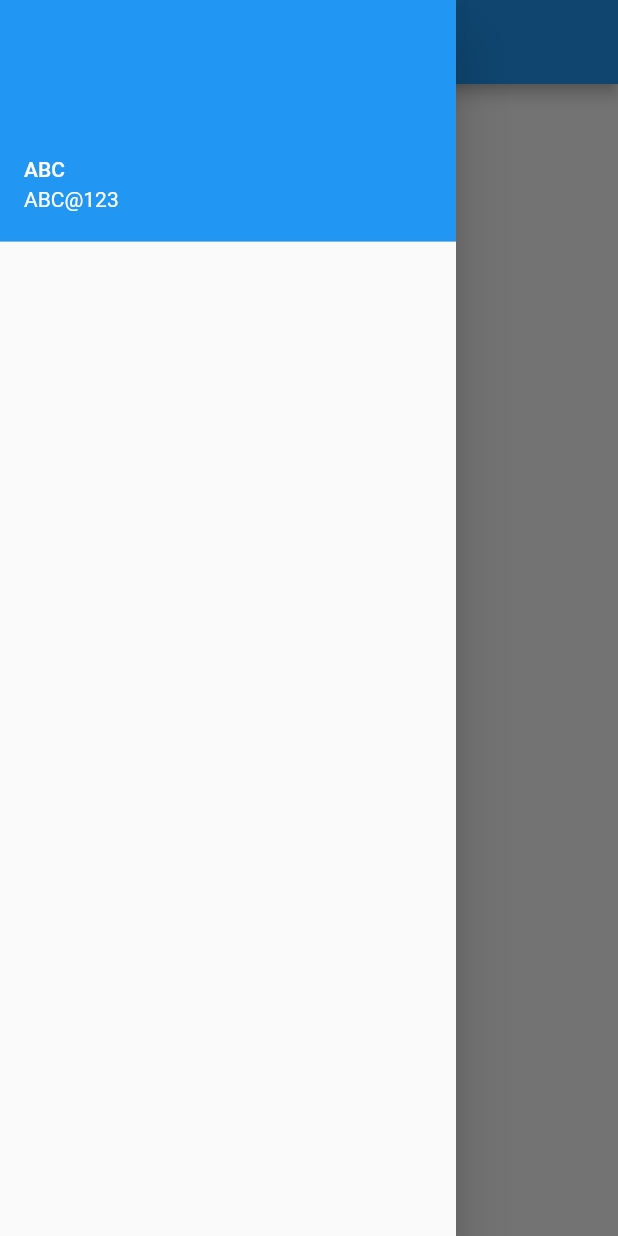
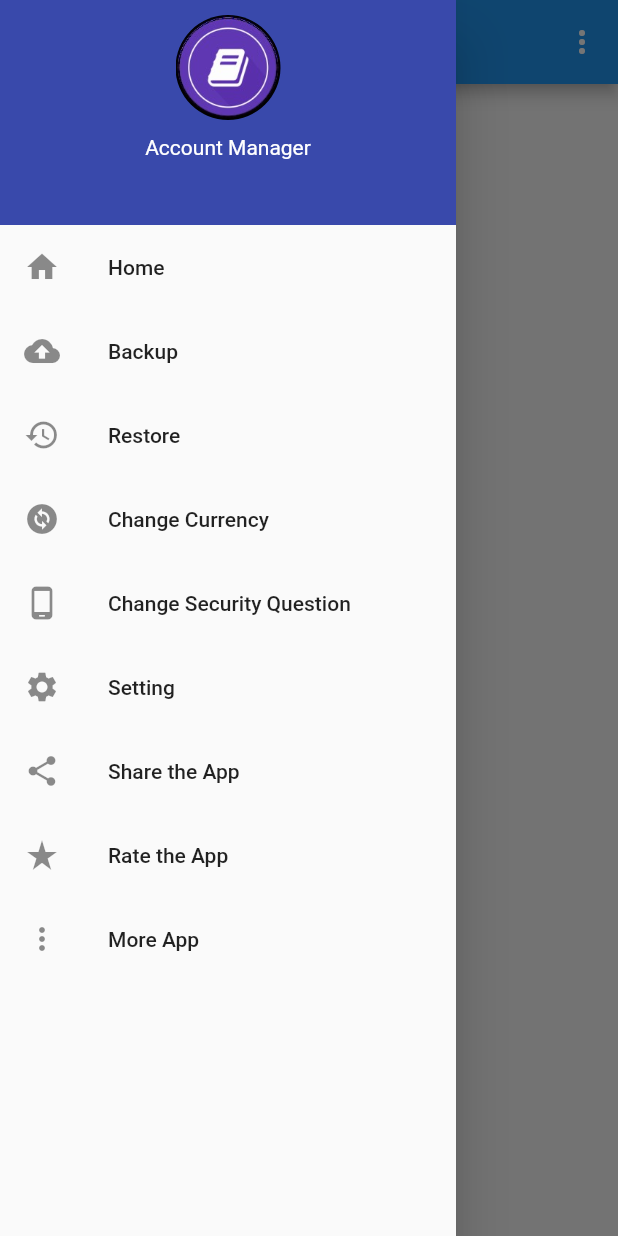
Before and after one commit to Ashish131294/account_manager, a Flutter app: the screen it shows after launch, with the side drawer open, on a phone screen of 412 x 824 dp. Run offline on Flutter 3.47's test engine with Material 2 defaults, Android fonts, the phone set to English and light mode, and no system bars; missing offline and left inert: flutter_screen_lock.

Commit message:
Initial commit

```diff
--- a/lib/Dashbord.dart
+++ b/lib/Dashbord.dart
@@ -1,3 +1,4 @@
+import 'package:account_manager/mydrawer.dart';
 import 'package:flutter/material.dart';
 
 class dashbord extends StatefulWidget {
@@ -10,13 +11,88 @@ class dashbord extends StatefulWidget {
 class _dashbordState extends State<dashbord> {
   @override
   Widget build(BuildContext context) {
-    return Scaffold(appBar: AppBar(title: Text("Dashbord"),),
-     drawer: Drawer(
-       child: ListView(children: [
-         UserAccountsDrawerHeader(accountName: Text("ABC"), accountEmail: Text("ABC@123"))
-       ],),
-     ),
-
+    return Scaffold(
+      appBar: AppBar(
+        title: Text("Dashbord"),
+        actions: [
+          IconButton(
+              onPressed: () {
+                showDialog(
+                  context: context,
+//useSafeArea: true,
+                  //barrierColor: Colors.transparent,
+                  builder: (context) {
+                    return Column(
+                      children: [
+                        TextButton(
+                            onPressed: () {}, child: Text("Save as PDF")),
+                        TextButton(
+                            onPressed: () {}, child: Text("Save as Excel")),
+                      ],
+                    );
+                  },
+                );
+              },
+              icon: Icon(Icons.more_vert))
+        ],
+      ),
+      drawer: Drawer(
+          child: ListView(
+        children: [
+          Container(
+            child: Column(
+              children: [
+                mydrawer(),
+              ],
+            ),
+          ),
+          ListTile(
+            leading: Icon(Icons.home),
+            title: Text("Home"),
+            onTap: () {},
+          ),
+          ListTile(
+            leading: Icon(Icons.backup),
+            title: Text("Backup"),
+            onTap: () {},
+          ),
+          ListTile(
+            leading: Icon(Icons.restore),
+            title: Text("Restore"),
+            onTap: () {},
+          ),
+          ListTile(
+            leading: Icon(Icons.change_circle),
+            title: Text("Change Currency"),
+            onTap: () {},
+          ),
+          ListTile(
+            leading: Icon(Icons.phone_android_rounded),
+            title: Text("Change Security Question"),
+            onTap: () {},
+          ),
+          ListTile(
+            leading: Icon(Icons.settings),
+            title: Text("Setting"),
+            onTap: () {},
+          ),
+          ListTile(
+            leading: Icon(Icons.share),
+            title: Text("Share the App"),
+            onTap: () {},
+          ),
+          ListTile(
+            leading: Icon(Icons.star_rate),
+            title: Text("Rate the App"),
+            onTap: () {},
+          ),
+          ListTile(
+            leading: Icon(Icons.more_vert),
+            title: Text("More App"),
+            onTap: () {},
+          ),
+        ],
+      )),
     );
   }
 }
--- /dev/null
+++ b/lib/mydrawer.dart
@@ -0,0 +1,35 @@
+import 'package:flutter/material.dart';
+
+class mydrawer extends StatefulWidget {
+  const mydrawer({Key? key}) : super(key: key);
+
+  @override
+  State<mydrawer> createState() => _mydrawerState();
+}
+
+class _mydrawerState extends State<mydrawer> {
+  @override
+  Widget build(BuildContext context) {
+    return SafeArea(
+        child: Container(
+      color: Colors.indigo[600],
+      width: double.infinity,
+      height: 150,
+      padding: EdgeInsets.only(top: 10),
+      child: Column(
+        children: [
+          Container(
+            height: 70,
+            margin: EdgeInsets.only(bottom: 10),
+            decoration: BoxDecoration(
+                shape: BoxShape.circle,
+                image: DecorationImage(image: AssetImage("myimage/22.jpg"))),
+          ),
+          Text("Account Manager",style: TextStyle(color: Colors.white)),
+        ],
+      ),
+    ),
+    );
+
+  }
+}
```
Also changed, not shown: lib/demo.dart (deleted, +0 -131 lines), myimage/22.jpg (added), myimage/9.jpg (added).
